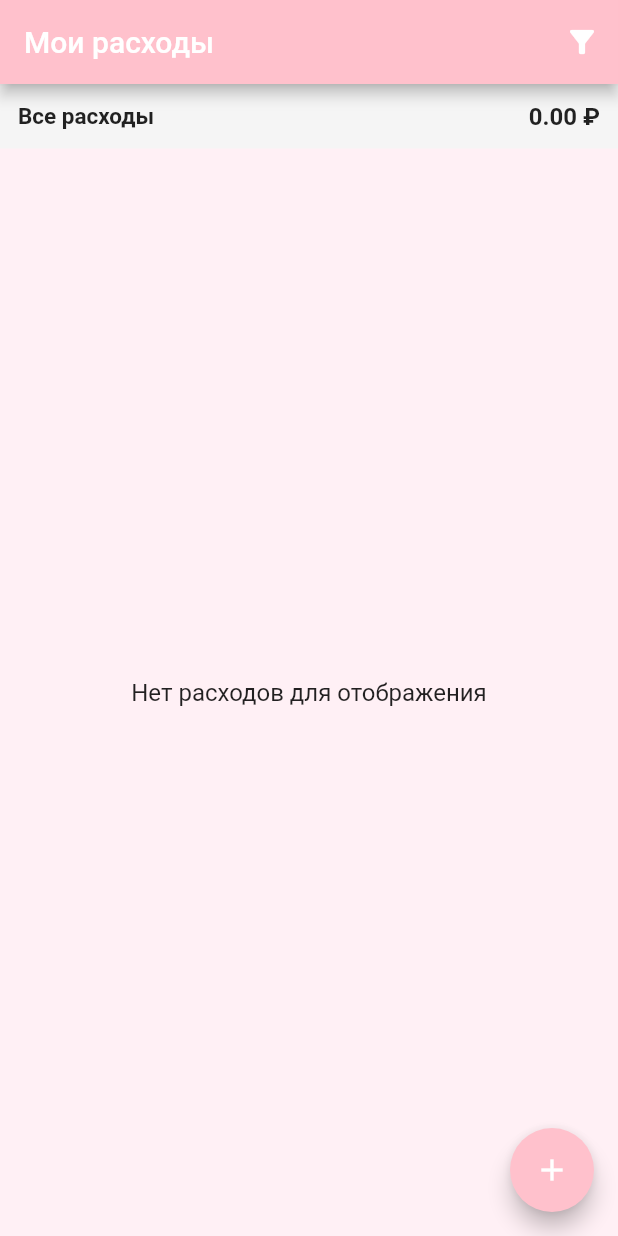
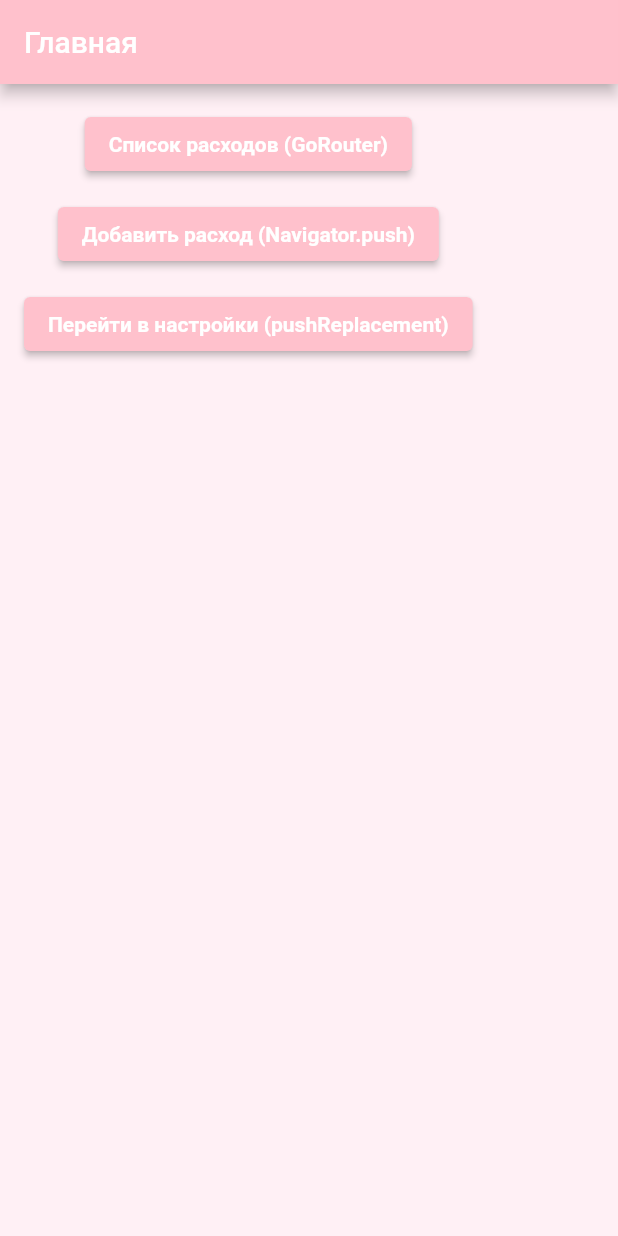
Before and after one commit to DashaMiMiheeva/Flutter_pr7, a Flutter app: the screen it shows after launch, on a phone screen of 412 x 824 dp. Run offline on Flutter 3.47's test engine with Material 3 defaults, Android fonts, the phone set to English and light mode, and no system bars; our stand-ins replace cached_network_image, go_router.

Commit message:
HomeScreen added

```diff
--- a/lib/feature/expenses/screens/home_screen.dart
+++ b/lib/feature/expenses/screens/home_screen.dart
@@ -0,0 +1,39 @@
+import 'package:flutter/material.dart';
+import 'package:go_router/go_router.dart';
+
+class HomeScreen extends StatelessWidget {
+  const HomeScreen({super.key});
+
+  @override
+  Widget build(BuildContext context) {
+    return Scaffold(
+      appBar: AppBar(title: const Text('Главная')),
+      body: Padding(
+        padding: const EdgeInsets.all(16),
+        child: Column(
+          children: [
+            ElevatedButton(
+              onPressed: () => context.go('/list'), // маршрутизированно
+              child: const Text('Список расходов (GoRouter)'),
+            ),
+            const SizedBox(height: 12),
+            ElevatedButton(
+              onPressed: () => Navigator.of(context).push(
+                MaterialPageRoute(builder: (_) => const AddExpenseScreen()),
+              ), // страничная навигация push
+              child: const Text('Добавить расход (Navigator.push)'),
+            ),
+            const SizedBox(height: 12),
+            ElevatedButton(
+              onPressed: () => Navigator.of(context).pushReplacement(
+                MaterialPageRoute(builder: (_) => const SettingsScreen()),
+              ), // горизонтальная навигация — pushReplacement
+              child: const Text('Перейти в настройки (pushReplacement)'),
+            ),
+            // ... здесь можно добавить краткую статистику
+          ],
+        ),
+      ),
+    );
+  }
+}
--- a/lib/main.dart
+++ b/lib/main.dart
@@ -52,8 +52,10 @@ class ExpensesApp extends StatelessWidget {
 
   @override
   Widget build(BuildContext context) {
-    return MaterialApp(
+    return MaterialApp.router(
       title: 'Учёт расходов',
+      routerConfig: _router,
+      debugShowCheckedModeBanner: false,
       theme: ThemeData(
         primaryColor: const Color(0xFFFFC1CC),
         scaffoldBackgroundColor: const Color(0xFFFFF0F5),
@@ -78,7 +80,6 @@ class ExpensesApp extends StatelessWidget {
         ),
         useMaterial3: false,
       ),
-      home: const ExpensesContainer(),
     );
   }
 }
```
